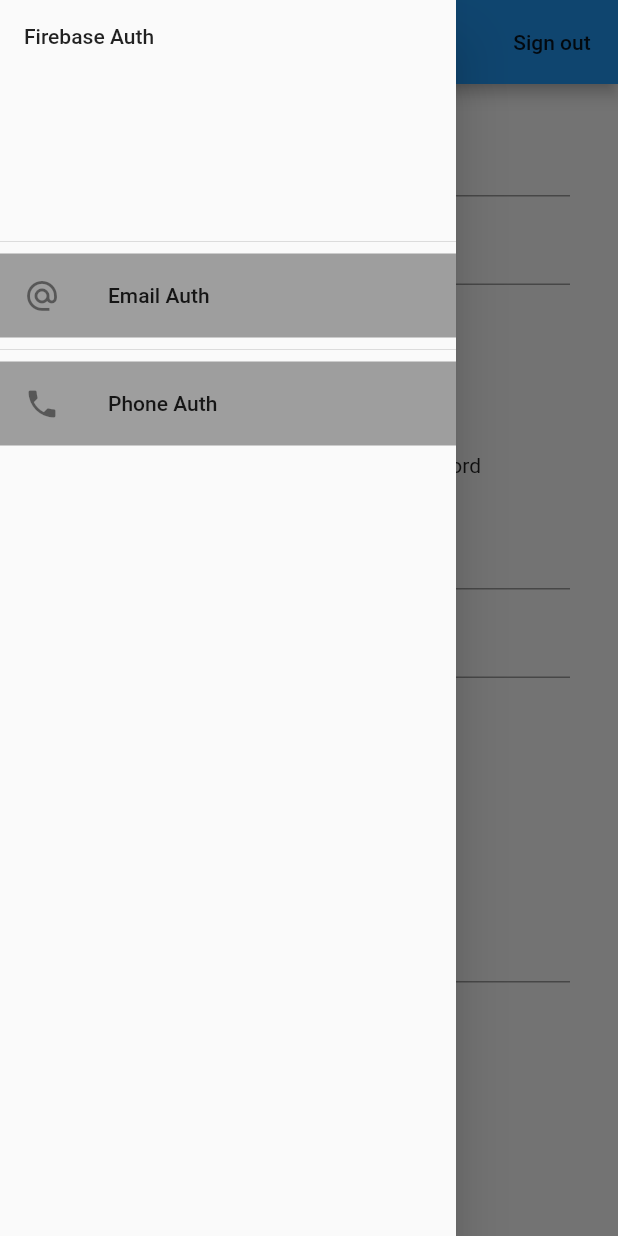
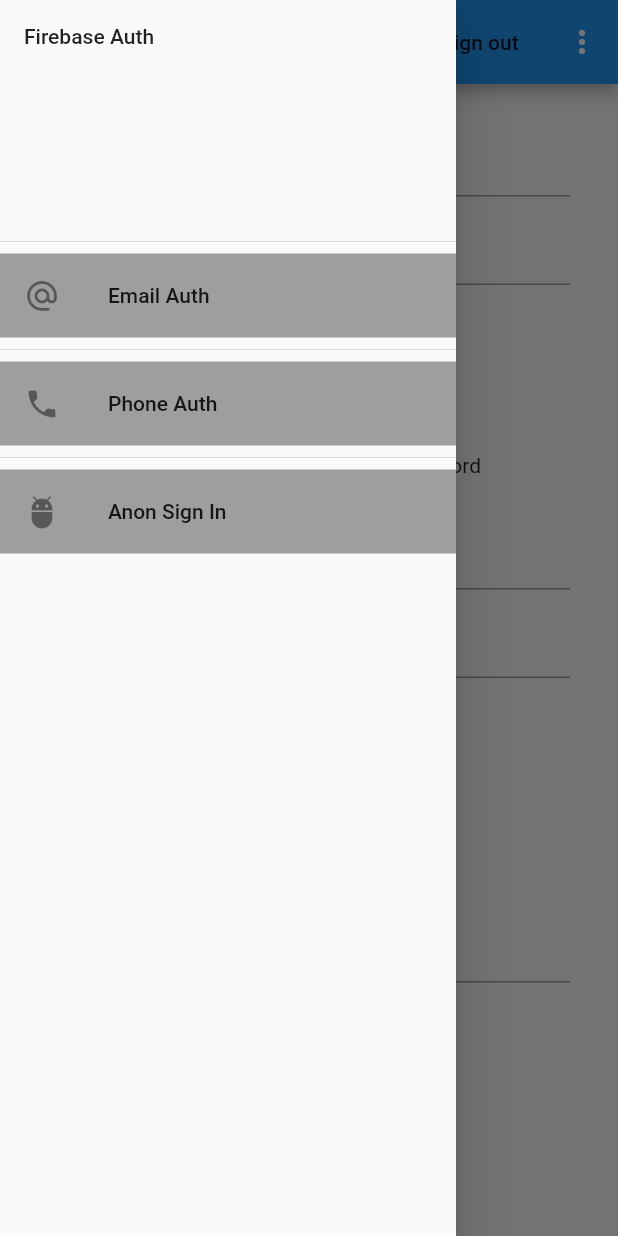
Before and after one commit to Lone-Wolf17/flutter_firebase_auth, a Flutter app: the screen it shows after launch, with the side drawer open, on a phone screen of 412 x 824 dp. Run offline on Flutter 3.47's test engine with Material 2 defaults, Android fonts, the phone set to English and light mode, and no system bars; our stand-ins replace email_validator, firebase_auth, firebase_core, firebase_dynamic_links, sms_autofill; accounts and stored records are empty.

Commit message:
** Implement Anon Auth

```diff
--- a/lib/screens/email_auth_screen.dart
+++ b/lib/screens/email_auth_screen.dart
@@ -16,9 +16,7 @@ class _EmailAuthScreenState extends State<EmailAuthScreen> {
     return Scaffold(
         appBar: AppBar(
           title: Text('Firebase Auth Demo'),
-          actions: [
-            buildSignOutActionButton()
-          ],
+          actions: buildSignOutActionButton()
         ),
         drawer: buildDrawer(context),
         body:  ListView(
@@ -164,7 +162,7 @@ class _EmailLinkSignInSectionState extends State<_EmailLinkSignInSection>
 
   @override
   void dispose() {
-    _emailController.dispose();
+    // _emailController.dispose();
     WidgetsBinding.instance.removeObserver(this);
     super.dispose();
   }
@@ -178,9 +176,9 @@ class _EmailLinkSignInSectionState extends State<_EmailLinkSignInSection>
       final PendingDynamicLinkData data =
       await FirebaseDynamicLinks.instance.getInitialLink();
 
-      // if (data?.link != null) {
-      //   handleLink(data?.link);
-      // }
+      if (data?.link != null) {
+        handleLink(data?.link);
+      }
       FirebaseDynamicLinks.instance.onLink(
           onSuccess: (PendingDynamicLinkData dynamicLink) async {
             print('point success');
--- a/lib/screens/phone_auth_screen.dart
+++ b/lib/screens/phone_auth_screen.dart
@@ -78,6 +78,8 @@ class _PhoneAuthScreenState extends State<PhoneAuthScreen> {
     _scaffoldKey.currentState.showSnackBar(SnackBar(content: Text(message)));
   }
 
+
+
   @override
   Widget build(BuildContext context) {
     return Scaffold(
@@ -85,9 +87,7 @@ class _PhoneAuthScreenState extends State<PhoneAuthScreen> {
       resizeToAvoidBottomPadding: false,
       appBar: AppBar(
         title: Text('Phone Auth Demo'),
-        actions: [
-          buildSignOutActionButton()
-        ],
+        actions: buildSignOutActionButton(),
       ),
       drawer: buildDrawer(context),
       body: Container(
--- a/lib/utils.dart
+++ b/lib/utils.dart
@@ -3,10 +3,9 @@ import 'package:flutter/material.dart';
 import 'package:flutter_firebase_auth/screens/email_auth_screen.dart';
 import 'package:flutter_firebase_auth/screens/phone_auth_screen.dart';
 
-
 final FirebaseAuth _auth = FirebaseAuth.instance;
 
-FirebaseAuth get  auth => _auth;
+FirebaseAuth get auth => _auth;
 
 buildDrawer(BuildContext context) {
   return Drawer(
@@ -19,11 +18,10 @@ buildDrawer(BuildContext context) {
             title: Text(
               "Email Auth",
             ),
-            leading: Icon(
-                Icons.alternate_email_outlined),
+            leading: Icon(Icons.alternate_email_outlined),
             onTap: () {
-              Navigator.of(context)
-                  .pushReplacement(MaterialPageRoute(builder: (_) => EmailAuthScreen()));
+              Navigator.of(context).pushReplacement(
+                  MaterialPageRoute(builder: (_) => EmailAuthScreen()));
             },
           ),
         ),
@@ -34,11 +32,23 @@ buildDrawer(BuildContext context) {
             title: Text(
               "Phone Auth",
             ),
-            leading: Icon(
-                Icons.phone),
+            leading: Icon(Icons.phone),
             onTap: () {
-              Navigator.of(context)
-                  .pushReplacement(MaterialPageRoute(builder: (_) => PhoneAuthScreen()));
+              Navigator.of(context).pushReplacement(
+                  MaterialPageRoute(builder: (_) => PhoneAuthScreen()));
+            },
+          ),
+        ),
+        Divider(),
+        Container(
+          color: Colors.grey,
+          child: ListTile(
+            title: Text(
+              "Anon Sign In",
+            ),
+            leading: Icon(Icons.adb_outlined),
+            onTap: () {
+              signInAnonymously();
             },
           ),
         ),
@@ -47,8 +57,17 @@ buildDrawer(BuildContext context) {
   );
 }
 
-buildSignOutActionButton () {
-  return Builder(
+
+signInAnonymously() {
+  auth.signInAnonymously();
+}
+
+
+buildSignOutActionButton() {
+
+
+  return [
+    Builder(
       builder: (BuildContext context) {
         return FlatButton(
           child: const Text('Sign out'),
@@ -61,10 +80,26 @@ buildSignOutActionButton () {
             }
             await auth.signOut();
             final String uid = user.uid;
-          Scaffold.of(context).showSnackBar(SnackBar(
-              content: Text(uid + ' has successfully signed out.')));
+            Scaffold.of(context).showSnackBar(
+                SnackBar(content: Text(uid + ' has successfully signed out.')));
           },
         );
       },
+    ),
+    PopupMenuButton<String>(
+      itemBuilder: (BuildContext context) {
+        return ['Anon Sign In'].map((String choice) {
+          return PopupMenuItem<String>(
+              value: choice,
+              child: InkWell(
+                  onTap: () {
+                    signInAnonymously();
+                  },
+                  child: Text(choice))
           );
+        }).toList();
+      },
+    ),
+  ];
+
 }
```
Lines whose indentation alone changed are shown as unchanged.
